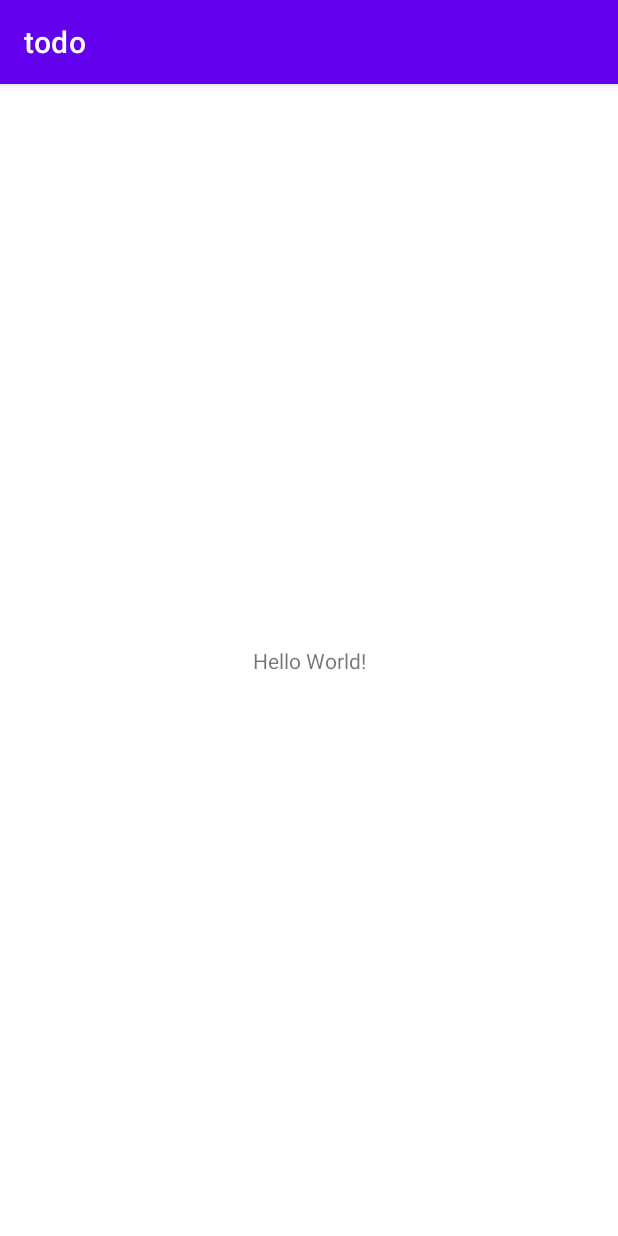
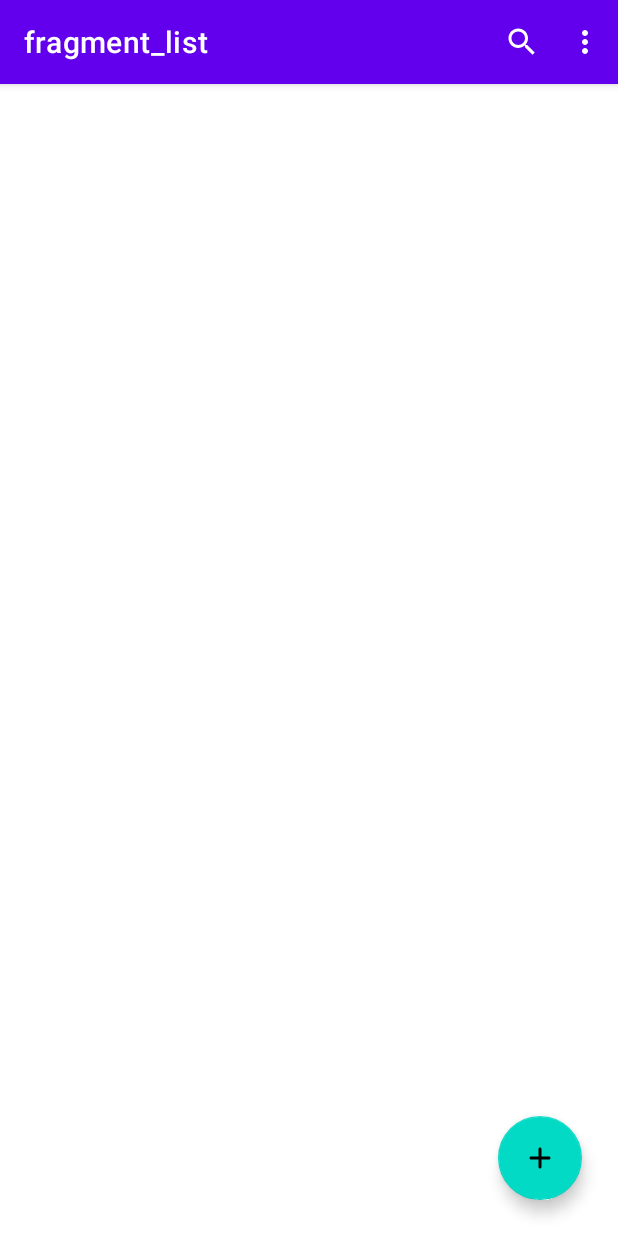
Before and after one commit to NorbertoTaveras/tasks-kotlin-mvvm, an Android app: the screen it shows after launch (MainActivity), on a phone screen of 412 x 824 dp. Run offline under Robolectric (Android 15) with nearby library versions, the light colour scheme and no system bars; our stand-ins replace navigation-ui.

Commit message:
Fragments & Menus
ADDED - Interfaces for the list, add and update fragments.
ADDED - Menus for the list and add fragments.
ADDED - Specific colors to be used later on in the application.
ADDED - The following material icons: add, check, search, warning.
ADDED - Navigation graph.

```diff
--- a/todo/app/build.gradle
+++ b/todo/app/build.gradle
@@ -41,6 +41,8 @@ android {
 }
 
 dependencies {
+    implementation 'androidx.legacy:legacy-support-v4:1.0.0'
+
 
     // definitions
     def room_version = "2.3.0"
--- a/todo/app/src/main/java/com/norbertotaveras/todo/MainActivity.kt
+++ b/todo/app/src/main/java/com/norbertotaveras/todo/MainActivity.kt
@@ -2,10 +2,21 @@ package com.norbertotaveras.todo
 
 import androidx.appcompat.app.AppCompatActivity
 import android.os.Bundle
+import androidx.navigation.findNavController
+import androidx.navigation.fragment.NavHostFragment
+import androidx.navigation.ui.setupActionBarWithNavController
 
 class MainActivity : AppCompatActivity() {
     override fun onCreate(savedInstanceState: Bundle?) {
         super.onCreate(savedInstanceState)
         setContentView(R.layout.activity_main)
+        val navHostFragment = supportFragmentManager.findFragmentById(R.id.navHostFragment) as NavHostFragment
+        setupActionBarWithNavController(navHostFragment.navController)
+    }
+
+    override fun onSupportNavigateUp(): Boolean {
+        val navHostFragment = supportFragmentManager.findFragmentById(R.id.navHostFragment) as NavHostFragment
+        val navController = navHostFragment.navController
+        return navController.navigateUp() || super.onSupportNavigateUp()
     }
 }
--- /dev/null
+++ b/todo/app/src/main/java/com/norbertotaveras/todo/fragments/list/ListFragment.kt
@@ -0,0 +1,44 @@
+package com.norbertotaveras.todo.fragments.list
+
+import android.os.Bundle
+import android.util.Log
+import android.view.*
+import androidx.fragment.app.Fragment
+import androidx.constraintlayout.widget.ConstraintLayout
+import androidx.navigation.fragment.findNavController
+import com.google.android.material.floatingactionbutton.FloatingActionButton
+import com.norbertotaveras.todo.R
+
+class ListFragment : Fragment(), View.OnClickListener {
+
+    private lateinit var button: FloatingActionButton
+    private lateinit var layout: ConstraintLayout
+
+    override fun onCreateOptionsMenu(menu: Menu, inflater: MenuInflater) {
+        inflater.inflate(R.menu.list_fragment_menu, menu)
+    }
+
+    override fun onCreateView(
+        inflater: LayoutInflater, container: ViewGroup?,
+        savedInstanceState: Bundle?
+    ): View? {
+        val view = inflater.inflate(R.layout.fragment_list, container, false)
+
+        button = view.findViewById(R.id.floatingActionButton)
+        layout = view.findViewById(R.id.listLayout)
+
+        button.setOnClickListener(this)
+        layout.setOnClickListener(this)
+
+        setHasOptionsMenu(true)
+        return view
+    }
+
+    override fun onClick(v: View?) {
+        when (v?.id) {
+            R.id.floatingActionButton -> findNavController().navigate(R.id.action_listFragment_to_addFragment)
+            R.id.listLayout -> findNavController().navigate(R.id.action_listFragment_to_updateFragment)
+            else -> Log.e("Error", "Unexpected Case")
+        }
+    }
+}
--- /dev/null
+++ b/todo/app/src/main/res/drawable/ic_round_add_24.xml
@@ -0,0 +1,10 @@
+<vector xmlns:android="http://schemas.android.com/apk/res/android"
+    android:width="24dp"
+    android:height="24dp"
+    android:viewportWidth="24"
+    android:viewportHeight="24"
+    android:tint="?attr/colorControlNormal">
+  <path
+      android:fillColor="@android:color/white"
+      android:pathData="M18,13h-5v5c0,0.55 -0.45,1 -1,1s-1,-0.45 -1,-1v-5H6c-0.55,0 -1,-0.45 -1,-1s0.45,-1 1,-1h5V6c0,-0.55 0.45,-1 1,-1s1,0.45 1,1v5h5c0.55,0 1,0.45 1,1s-0.45,1 -1,1z"/>
+</vector>
--- /dev/null
+++ b/todo/app/src/main/res/drawable/ic_round_search_24.xml
@@ -0,0 +1,10 @@
+<vector xmlns:android="http://schemas.android.com/apk/res/android"
+    android:width="24dp"
+    android:height="24dp"
+    android:viewportWidth="24"
+    android:viewportHeight="24"
+    android:tint="?attr/colorControlNormal">
+  <path
+      android:fillColor="@android:color/white"
+      android:pathData="M15.5,14h-0.79l-0.28,-0.27c1.2,-1.4 1.82,-3.31 1.48,-5.34 -0.47,-2.78 -2.79,-5 -5.59,-5.34 -4.23,-0.52 -7.79,3.04 -7.27,7.27 0.34,2.8 2.56,5.12 5.34,5.59 2.03,0.34 3.94,-0.28 5.34,-1.48l0.27,0.28v0.79l4.25,4.25c0.41,0.41 1.08,0.41 1.49,0 0.41,-0.41 0.41,-1.08 0,-1.49L15.5,14zM9.5,14C7.01,14 5,11.99 5,9.5S7.01,5 9.5,5 14,7.01 14,9.5 11.99,14 9.5,14z"/>
+</vector>
--- /dev/null
+++ b/todo/app/src/main/res/drawable/ic_round_warning_24.xml
@@ -0,0 +1,10 @@
+<vector xmlns:android="http://schemas.android.com/apk/res/android"
+    android:width="120dp"
+    android:height="120dp"
+    android:viewportWidth="24"
+    android:viewportHeight="24"
+    android:tint="?attr/colorControlNormal">
+  <path
+      android:fillColor="@android:color/white"
+      android:pathData="M4.47,21h15.06c1.54,0 2.5,-1.67 1.73,-3L13.73,4.99c-0.77,-1.33 -2.69,-1.33 -3.46,0L2.74,18c-0.77,1.33 0.19,3 1.73,3zM12,14c-0.55,0 -1,-0.45 -1,-1v-2c0,-0.55 0.45,-1 1,-1s1,0.45 1,1v2c0,0.55 -0.45,1 -1,1zM13,18h-2v-2h2v2z"/>
+</vector>
--- a/todo/app/src/main/res/layout/activity_main.xml
+++ b/todo/app/src/main/res/layout/activity_main.xml
@@ -6,13 +6,16 @@
     android:layout_height="match_parent"
     tools:context=".MainActivity">
 
-    <TextView
-        android:layout_width="wrap_content"
-        android:layout_height="wrap_content"
-        android:text="Hello World!"
+    <androidx.fragment.app.FragmentContainerView
+        android:id="@+id/navHostFragment"
+        android:name="androidx.navigation.fragment.NavHostFragment"
+        android:layout_width="match_parent"
+        android:layout_height="match_parent"
+        app:defaultNavHost="true"
         app:layout_constraintBottom_toBottomOf="parent"
-        app:layout_constraintLeft_toLeftOf="parent"
-        app:layout_constraintRight_toRightOf="parent"
-        app:layout_constraintTop_toTopOf="parent" />
-
+        app:layout_constraintEnd_toEndOf="parent"
+        app:layout_constraintHorizontal_bias="0.5"
+        app:layout_constraintStart_toStartOf="parent"
+        app:layout_constraintTop_toTopOf="parent"
+        app:navGraph="@navigation/navigation_graph" />
 </androidx.constraintlayout.widget.ConstraintLayout>
--- /dev/null
+++ b/todo/app/src/main/res/layout/fragment_list.xml
@@ -0,0 +1,58 @@
+<?xml version="1.0" encoding="utf-8"?>
+<androidx.constraintlayout.widget.ConstraintLayout xmlns:android="http://schemas.android.com/apk/res/android"
+    xmlns:app="http://schemas.android.com/apk/res-auto"
+    xmlns:tools="http://schemas.android.com/tools"
+    android:layout_width="match_parent"
+    android:layout_height="match_parent"
+    android:id="@+id/listLayout"
+    tools:context=".fragments.list.ListFragment">
+
+    <androidx.recyclerview.widget.RecyclerView
+        android:id="@+id/recyclerView"
+        android:layout_width="match_parent"
+        android:layout_height="match_parent"
+        app:layout_constraintBottom_toBottomOf="parent"
+        app:layout_constraintEnd_toEndOf="parent"
+        app:layout_constraintHorizontal_bias="0.5"
+        app:layout_constraintStart_toStartOf="parent"
+        app:layout_constraintTop_toTopOf="parent" />
+
+    <com.google.android.material.floatingactionbutton.FloatingActionButton
+        android:id="@+id/floatingActionButton"
+        android:layout_width="wrap_content"
+        android:layout_height="wrap_content"
+        android:layout_marginEnd="24dp"
+        android:layout_marginBottom="24dp"
+        android:clickable="true"
+        android:focusable="true"
+        android:tint="@color/white"
+        android:src="@drawable/ic_round_add_24"
+        app:layout_constraintBottom_toBottomOf="parent"
+        app:layout_constraintEnd_toEndOf="parent"
+        android:contentDescription="@string/floatingactionbutton" />
+
+    <ImageView
+        android:id="@+id/warning_image"
+        android:layout_width="wrap_content"
+        android:layout_height="wrap_content"
+        android:src="@drawable/ic_round_warning_24"
+        android:visibility="invisible"
+        app:layout_constraintBottom_toBottomOf="@+id/recyclerView"
+        app:layout_constraintEnd_toEndOf="@+id/recyclerView"
+        app:layout_constraintStart_toStartOf="@+id/recyclerView"
+        app:layout_constraintTop_toTopOf="@+id/recyclerView"
+        app:layout_constraintVertical_bias="0.37"
+        app:tint="@color/lightGray" />
+
+    <TextView
+        android:id="@+id/warning_text"
+        android:layout_width="wrap_content"
+        android:layout_height="wrap_content"
+        android:text="@string/no_data"
+        android:alpha="0.5"
+        android:textSize="16sp"
+        android:visibility="invisible"
+        app:layout_constraintEnd_toEndOf="parent"
+        app:layout_constraintStart_toStartOf="@+id/recyclerView"
+        app:layout_constraintTop_toBottomOf="@+id/warning_image" />
+</androidx.constraintlayout.widget.ConstraintLayout>
--- /dev/null
+++ b/todo/app/src/main/res/menu/list_fragment_menu.xml
@@ -0,0 +1,31 @@
+<?xml version="1.0" encoding="utf-8"?>
+<menu xmlns:android="http://schemas.android.com/apk/res/android"
+    xmlns:app="http://schemas.android.com/apk/res-auto">
+
+    <item
+        android:id="@+id/menu_search"
+        android:title="@string/search"
+        android:icon="@drawable/ic_round_search_24"
+        android:iconTint="@color/white"
+        app:showAsAction="ifRoom"
+        app:actionViewClass="androidx.appcompat.widget.SearchView" />
+
+    <group android:checkableBehavior="single">
+        <item
+            android:id="@+id/menu_sort_by"
+            android:title="@string/sort_by">
+            <menu>
+                <item
+                    android:id="@+id/menu_priority_high"
+                    android:title="@string/priority_high" />
+                <item
+                    android:id="@+id/menu_priority_low"
+                    android:title="@string/priority_low"/>
+            </menu>
+        </item>
+    </group>
+
+    <item android:id="@+id/menu_delete_all"
+        android:title="@string/delete_all"
+        app:showAsAction="never"/>
+</menu>
--- a/todo/app/src/main/res/navigation/navigation_graph.xml
+++ b/todo/app/src/main/res/navigation/navigation_graph.xml
@@ -1,6 +1,38 @@
 <?xml version="1.0" encoding="utf-8"?>
 <navigation xmlns:android="http://schemas.android.com/apk/res/android"
     xmlns:app="http://schemas.android.com/apk/res-auto"
-    android:id="@+id/navigation_graph">
+    xmlns:tools="http://schemas.android.com/tools"
+    android:id="@+id/navigation_graph"
+    app:startDestination="@id/listFragment">
 
+    <fragment
+        android:id="@+id/addFragment"
+        android:name="com.norbertotaveras.todo.fragments.add.AddFragment"
+        android:label="fragment_add"
+        tools:layout="@layout/fragment_add">
+        <action
+            android:id="@+id/action_addFragment_to_listFragment"
+            app:destination="@id/listFragment" />
+    </fragment>
+    <fragment
+        android:id="@+id/updateFragment"
+        android:name="com.norbertotaveras.todo.fragments.update.UpdateFragment"
+        android:label="fragment_update"
+        tools:layout="@layout/fragment_update">
+        <action
+            android:id="@+id/action_updateFragment_to_listFragment"
+            app:destination="@id/listFragment" />
+    </fragment>
+    <fragment
+        android:id="@+id/listFragment"
+        android:name="com.norbertotaveras.todo.fragments.list.ListFragment"
+        android:label="fragment_list"
+        tools:layout="@layout/fragment_list">
+        <action
+            android:id="@+id/action_listFragment_to_updateFragment"
+            app:destination="@id/updateFragment" />
+        <action
+            android:id="@+id/action_listFragment_to_addFragment"
+            app:destination="@id/addFragment" />
+    </fragment>
 </navigation>
--- a/todo/app/src/main/res/values/colors.xml
+++ b/todo/app/src/main/res/values/colors.xml
@@ -5,6 +5,12 @@
     <color name="purple_700">#FF3700B3</color>
     <color name="teal_200">#FF03DAC5</color>
     <color name="teal_700">#FF018786</color>
+
     <color name="black">#FF000000</color>
     <color name="white">#FFFFFFFF</color>
+    <color name="lightGray">#E6E6E6</color>
+    <color name="darkGray">#4B4B4B</color>
+    <color name="red">#FF4646</color>
+    <color name="yellow">#FFC114</color>
+    <color name="green">#00C980</color>
 </resources>
--- a/todo/app/src/main/res/values/strings.xml
+++ b/todo/app/src/main/res/values/strings.xml
@@ -1,3 +1,21 @@
 <resources>
     <string name="app_name">todo</string>
+    <!-- TODO: Remove or change this placeholder text -->
+    <string name="hello_blank_fragment">Hello blank fragment</string>
+    <string name="floatingactionbutton">FloatingActionButton</string>
+    <string name="no_data">No Data</string>
+    <string name="title">Title</string>
+    <string name="description">Description</string>
+    <string name="search">Search</string>
+    <string name="sort_by">Sort By</string>
+    <string name="priority_high">Priority High</string>
+    <string name="priority_low">Priority Low</string>
+    <string name="delete_all">Delete All</string>
+    <string name="add">Add</string>
+
+    <string-array name="priorities">
+        <item>High</item>
+        <item>Medium</item>
+        <item>Low</item>
+    </string-array>
 </resources>
```
Also changed, not shown: todo/app/src/main/java/com/norbertotaveras/todo/fragments/add/AddFragment.kt (added, +21 -0 lines), todo/app/src/main/java/com/norbertotaveras/todo/fragments/update/UpdateFragment.kt (added, +20 -0 lines), todo/app/src/main/res/drawable/custom_input.xml (added, +19 -0 lines), todo/app/src/main/res/drawable/ic_round_check_24.xml (added, +10 -0 lines), todo/app/src/main/res/layout/fragment_add.xml (added, +56 -0 lines), todo/app/src/main/res/layout/fragment_update.xml (added, +56 -0 lines), todo/app/src/main/res/menu/add_fragment_menu.xml (added, +11 -0 lines).
